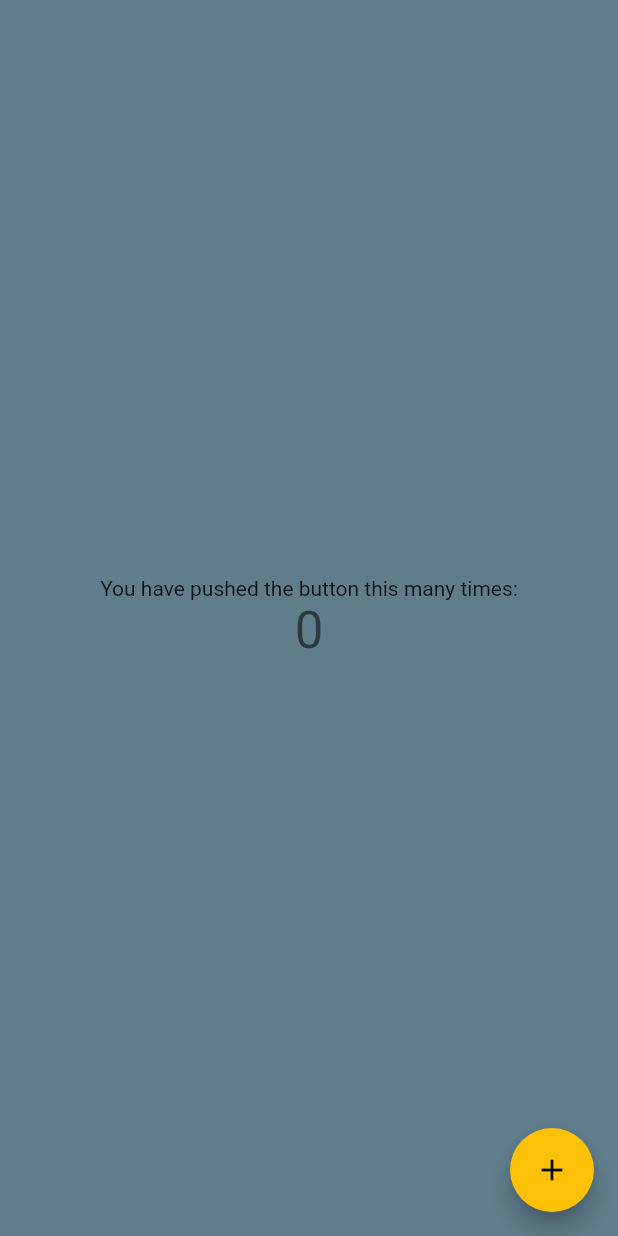
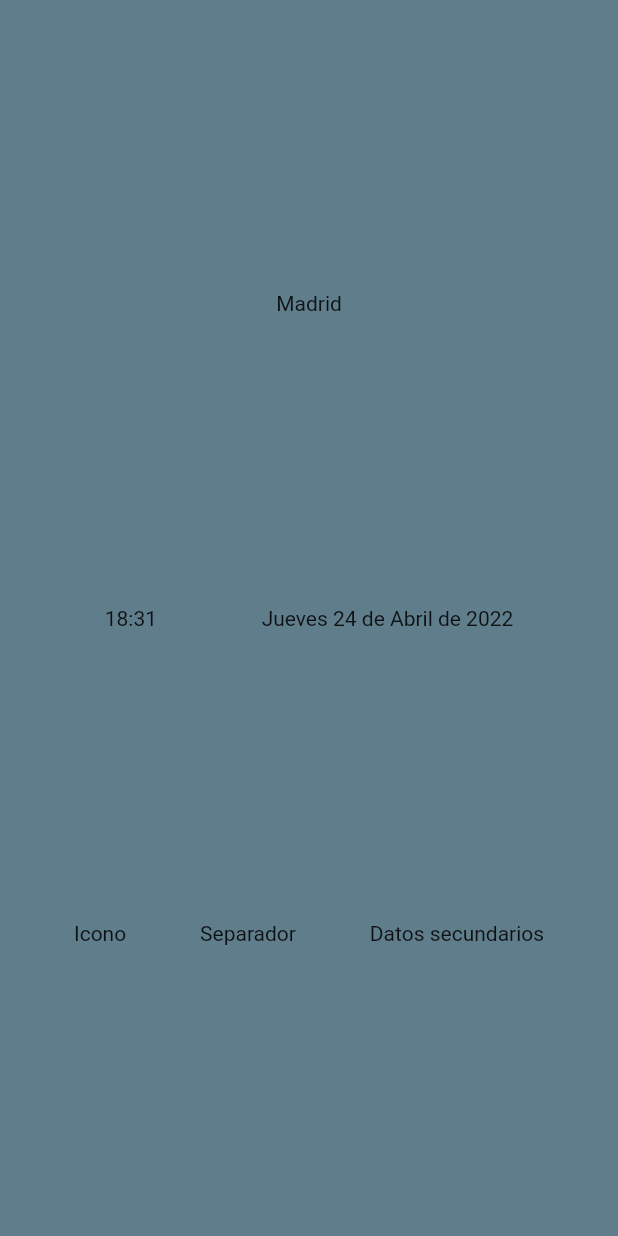
Before and after one commit to Gmatarrubia/rpi_weather, a Flutter app: the screen it shows after launch, on a phone screen of 412 x 824 dp. Run offline on Flutter 3.47's test engine with Material 2 defaults, Android fonts, the light colour scheme and no system bars.

Commit message:
working on main screen

```diff
--- a/lib/screens/main_screen.dart
+++ b/lib/screens/main_screen.dart
@@ -1,4 +1,6 @@
 import 'package:flutter/material.dart';
+import 'package:rpi_weather/ui_elements/top_bar.dart';
+import 'package:rpi_weather/ui_elements/time_widget.dart';
 
 class MyHomePage extends StatefulWidget {
   const MyHomePage({Key? key}) : super(key: key);
@@ -8,38 +10,27 @@ class MyHomePage extends StatefulWidget {
 }
 
 class _MyHomePageState extends State<MyHomePage> {
-  int _counter = 0;
-
-  void _incrementCounter() {
-    setState(() {
-      _counter++;
-    });
-  }
-
   @override
   Widget build(BuildContext context) {
-
     return Scaffold(
       backgroundColor: Colors.blueGrey,
       body: Center(
         child: Column(
-          mainAxisAlignment: MainAxisAlignment.center,
+          mainAxisAlignment: MainAxisAlignment.spaceEvenly,
           children: <Widget>[
-            const Text(
-              'You have pushed the button this many times:',
-            ),
-            Text(
-              '$_counter',
-              style: Theme.of(context).textTheme.headline4,
+            TopBar(),
+            TimeWidget(),
+            Row(
+              mainAxisAlignment: MainAxisAlignment.spaceEvenly,
+              children: <Widget>[
+                Text("Icono"),
+                Text("Separador"),
+                Text("Datos secundarios"),
+              ],
             ),
           ],
         ),
       ),
-      floatingActionButton: FloatingActionButton(
-        onPressed: _incrementCounter,
-        tooltip: 'Increment',
-        child: const Icon(Icons.add),
-      ),
     );
   }
 }
--- /dev/null
+++ b/lib/ui_elements/time_widget.dart
@@ -0,0 +1,22 @@
+import 'package:flutter/material.dart';
+
+class TimeWidget extends StatelessWidget {
+  const TimeWidget({ Key? key }) : super(key: key);
+
+  @override
+  Widget build(BuildContext context) {
+    return Row(
+      mainAxisSize: MainAxisSize.max,
+      mainAxisAlignment: MainAxisAlignment.spaceEvenly,
+      children: const [
+        Text(
+          "18:31",
+        ),
+        Text(
+          "Jueves 24 de Abril de 2022"
+        ),
+      ],
+
+    );
+  }
+}
--- /dev/null
+++ b/lib/ui_elements/top_bar.dart
@@ -0,0 +1,19 @@
+import 'package:flutter/material.dart';
+
+class TopBar extends StatelessWidget {
+  const TopBar({ Key? key }) : super(key: key);
+
+  @override
+  Widget build(BuildContext context) {
+    return Row(
+      mainAxisSize: MainAxisSize.max,
+      mainAxisAlignment: MainAxisAlignment.spaceEvenly,
+      children: const [
+        Text(
+          "Madrid",
+        ),
+      ],
+
+    );
+  }
+}
```
